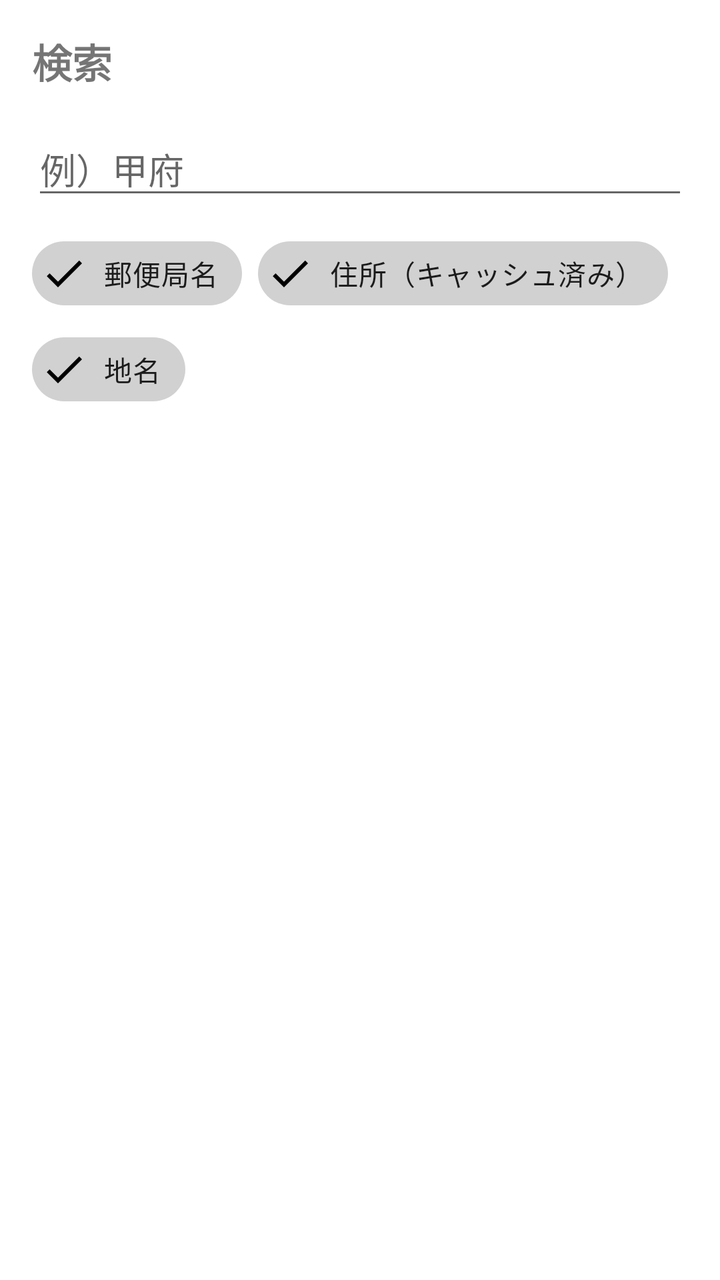
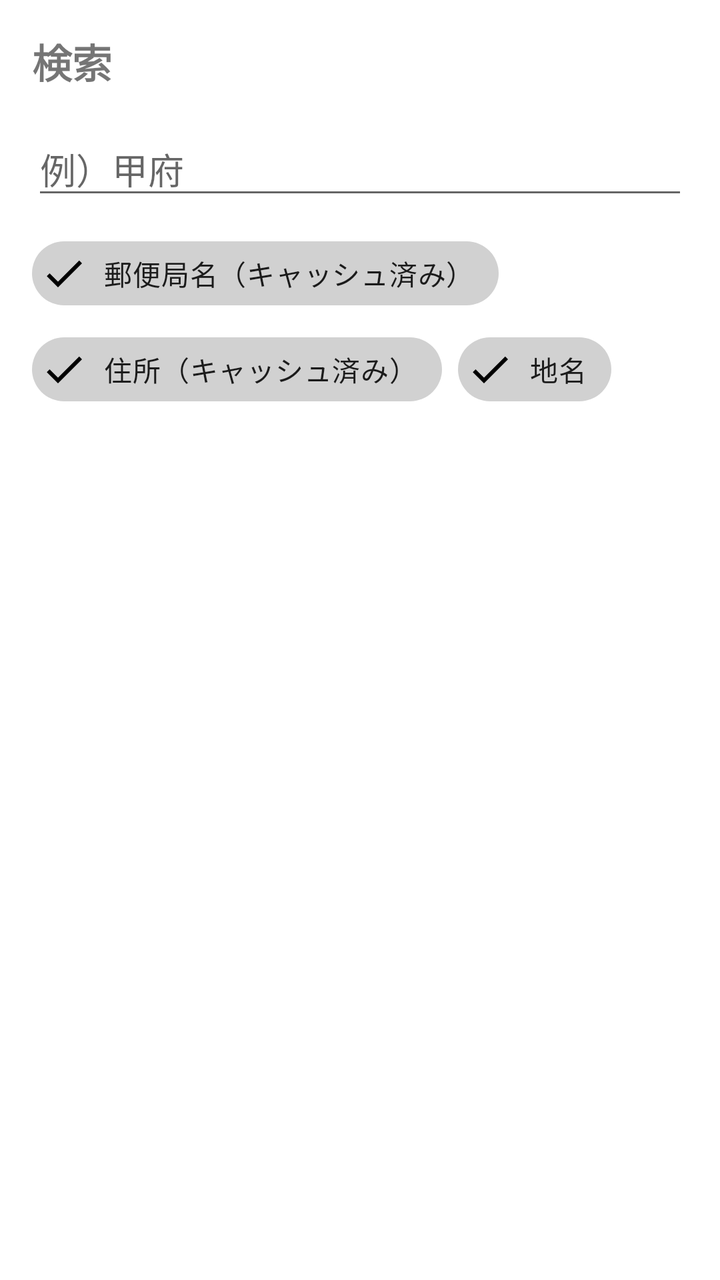

Before-and-after screenshots of an Android layout around one commit, followed by the original layout XML and the change that was made.
<!-- AndroidManifest.xml: application theme Theme.OsmJPPostalMap -->
<!-- res/layout/dialog_search.xml -->
<?xml version="1.0" encoding="utf-8"?>
<LinearLayout xmlns:android="http://schemas.android.com/apk/res/android"
    xmlns:app="http://schemas.android.com/apk/res-auto"
    android:layout_width="match_parent"
    android:layout_height="wrap_content"
    android:orientation="vertical"
    android:padding="16dp">

    <TextView
        android:layout_width="wrap_content"
        android:layout_height="wrap_content"
        android:text="検索"
        android:textSize="20sp"
        android:textStyle="bold"
        android:layout_marginBottom="16dp" />

    <EditText
        android:id="@+id/search_input"
        android:layout_width="match_parent"
        android:layout_height="wrap_content"
        android:hint="例）甲府"
        android:inputType="text"
        android:maxLines="1"
        android:imeOptions="actionSearch" />

    <com.google.android.material.chip.ChipGroup
        android:layout_width="match_parent"
        android:layout_height="wrap_content"
        android:layout_marginTop="8dp"
        app:chipSpacingHorizontal="8dp"
        app:chipSpacingVertical="0dp">

        <com.google.android.material.chip.Chip
            android:id="@+id/check_post_office"
            style="@style/Widget.MaterialComponents.Chip.Filter"
            android:layout_width="wrap_content"
            android:layout_height="wrap_content"
            android:checked="true"
            android:text="郵便局名" />

        <com.google.android.material.chip.Chip
            android:id="@+id/check_address"
            style="@style/Widget.MaterialComponents.Chip.Filter"
            android:layout_width="wrap_content"
            android:layout_height="wrap_content"
            android:checked="true"
            android:text="住所（キャッシュ済み）" />

        <com.google.android.material.chip.Chip
            android:id="@+id/check_place"
            style="@style/Widget.MaterialComponents.Chip.Filter"
            android:layout_width="wrap_content"
            android:layout_height="wrap_content"
            android:checked="true"
            android:text="地名" />
    </com.google.android.material.chip.ChipGroup>

    <androidx.recyclerview.widget.RecyclerView
        android:id="@+id/search_results"
        android:layout_width="match_parent"
        android:layout_height="300dp"
        android:layout_marginTop="8dp" />

</LinearLayout>
<!-- resources referenced by this layout -->
<resources>
  <style name="Theme.OsmJPPostalMap" parent="Theme.MaterialComponents.DayNight.NoActionBar">
          
          <item name="colorPrimary">@color/jp_post_red</item>
          <item name="colorPrimaryVariant">@color/jp_post_red</item>
          <item name="colorOnPrimary">@color/white</item>
          
          <item name="colorSecondary">@color/teal_200</item>
          <item name="colorSecondaryVariant">@color/teal_700</item>
          <item name="colorOnSecondary">@color/black</item>
          
          <item name="android:statusBarColor">?attr/colorPrimaryVariant</item>
          <item name="android:windowLightStatusBar" tools:targetApi="m">false</item>
          
      </style>
  <color name="jp_post_red">#E60012</color>
  <color name="white">#FFFFFFFF</color>
  <color name="teal_200">#FF03DAC5</color>
  <color name="teal_700">#FF018786</color>
  <color name="black">#FF000000</color>
</resources>

<!-- the commit's change to res/layout/dialog_search.xml (unified diff, before → after) -->
@@ -36,7 +36,7 @@
             android:layout_width="wrap_content"
             android:layout_height="wrap_content"
             android:checked="true"
-            android:text="郵便局名" />
+            android:text="郵便局名（キャッシュ済み）" />
 
         <com.google.android.material.chip.Chip
             android:id="@+id/check_address"
